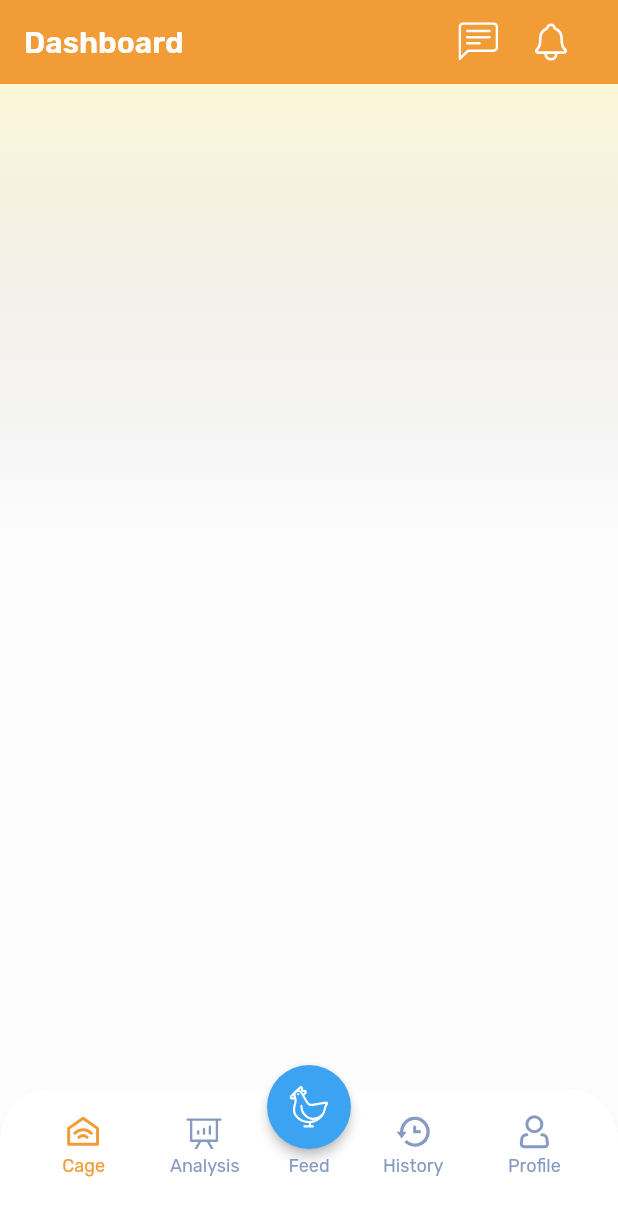
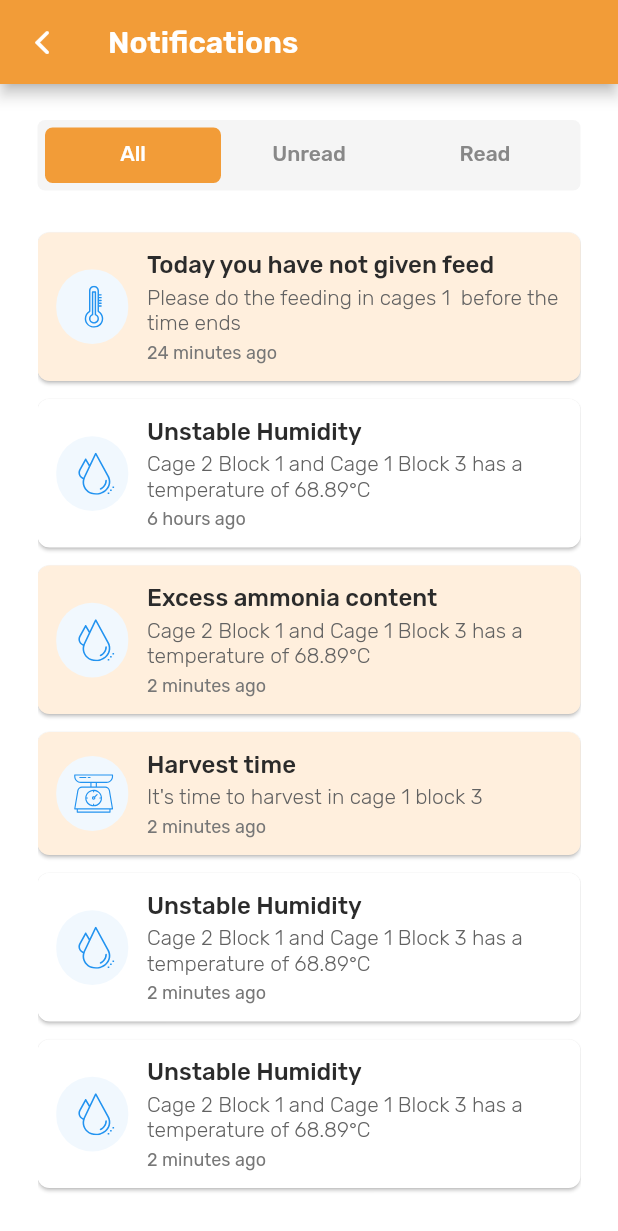
Before and after one commit to daaffalbari/mainchick-mobile, a Flutter app: the screen it shows after launch, after a tap on an icon or button, on a phone screen of 412 x 824 dp. Shown: the top 1231 px of the screen. Run offline on Flutter 3.47's test engine with Material 2 defaults, Android fonts, the phone set to English and light mode, and no system bars; our stand-ins replace dartz, equatable, firebase_core, flutter_svg, get_it, google_fonts and 2 more; accounts and stored records are empty; network calls fail.

Commit message:
feat: notification

```diff
--- a/lib/main.dart
+++ b/lib/main.dart
@@ -2,6 +2,8 @@ import 'package:analysis/presentation/pages/analysis_page.dart';
 import 'package:analysis/presentation/pages/correlation_check_page.dart';
 import 'package:analysis/presentation/pages/solution_page.dart';
 import 'package:cage/domain/entities/cage.dart';
+import 'package:notification/domain/entities/notification.dart'
+    as notificationEntity;
 import 'package:cage/presentation/pages/cage_detail_page.dart';
 import 'package:cage/presentation/pages/cage_list_page.dart';
 import 'package:cage/presentation/provider/cage_block_notifier.dart';
@@ -12,6 +14,8 @@ import 'package:chatbot/presentation/pages/chatbot_page.dart';
 import 'package:chatbot/presentation/provider/chatbot_notifier.dart';
 import 'package:chatbot/presentation/provider/pick_image_notifier.dart';
 import 'package:chatbot/presentation/provider/upload_notifier.dart';
+import 'package:notification/presentation/pages/notification_detail_page.dart';
+import 'package:notification/presentation/pages/notification_page.dart';
 import 'package:core/presentation/pages/home_page.dart';
 import 'package:core/styles/colors.dart';
 import 'package:core/utils/utils.dart';
@@ -119,6 +123,16 @@ class MyApp extends StatelessWidget {
               return MaterialPageRoute(builder: (_) => const ProfilePage());
             case ChatBotPage.routeName:
               return MaterialPageRoute(builder: (_) => const ChatBotPage());
+            case NotificationPage.routeName:
+              return MaterialPageRoute(
+                  builder: (_) => const NotificationPage());
+            case NotificationDetailPage.routeName:
+              final notification =
+                  settings.arguments as notificationEntity.Notification;
+              return MaterialPageRoute(
+                builder: (_) =>
+                    NotificationDetailPage(notification: notification),
+              );
             default:
               return MaterialPageRoute(builder: (_) {
                 return const Scaffold(
--- a/packages/core/lib/presentation/widgets/app_bar_actions.dart
+++ b/packages/core/lib/presentation/widgets/app_bar_actions.dart
@@ -1,4 +1,5 @@
 import 'package:chatbot/presentation/pages/chatbot_page.dart';
+import 'package:notification/presentation/pages/notification_page.dart';
 import 'package:flutter/material.dart';
 import 'package:flutter_svg/flutter_svg.dart';
 
@@ -13,7 +14,9 @@ List<Widget> appBarActions(BuildContext context) {
     Padding(
       padding: const EdgeInsets.only(right: 21),
       child: IconButton(
-        onPressed: () {},
+        onPressed: () {
+          Navigator.pushNamed(context, NotificationPage.routeName);
+        },
         icon: SvgPicture.asset('assets/icons/notification.svg'),
       ),
     ),
--- a/packages/core/pubspec.yaml
+++ b/packages/core/pubspec.yaml
@@ -4,7 +4,7 @@ version: 0.0.1
 publish_to: none
 
 environment:
-  sdk: '>=2.18.6 <3.0.0'
+  sdk: ">=2.18.6 <3.0.0"
   flutter: ">=1.17.0"
 
 dependencies:
@@ -23,6 +23,8 @@ dependencies:
     path: ../profile
   chatbot:
     path: ../chatbot
+  notification:
+    path: ../notification
 
   equatable: ^2.0.5
   flutter_svg: ^1.1.6
--- /dev/null
+++ b/packages/notification/lib/domain/entities/notification.dart
@@ -0,0 +1,33 @@
+import 'package:equatable/equatable.dart';
+
+enum TypeNotification {
+  temperature,
+  humidity,
+  ammonia,
+  chicken,
+}
+
+class Notification extends Equatable {
+  const Notification({
+    required this.type,
+    required this.title,
+    required this.description,
+    required this.createdAt,
+    this.isRead = false,
+  });
+
+  final TypeNotification type;
+  final String title;
+  final String description;
+  final DateTime createdAt;
+  final bool isRead;
+
+  @override
+  List<Object?> get props => [
+        type,
+        title,
+        description,
+        isRead,
+        createdAt,
+      ];
+}
--- /dev/null
+++ b/packages/notification/lib/presentation/pages/notification_page.dart
@@ -0,0 +1,208 @@
+import 'package:core/presentation/widgets/app_bar_leading.dart';
+import 'package:core/presentation/widgets/app_bar_title.dart';
+import 'package:core/styles/colors.dart';
+import 'package:core/utils/constants.dart';
+import 'package:core/presentation/widgets/cutom_tab_bar.dart';
+import 'package:flutter/material.dart';
+import 'package:notification/domain/entities/notification.dart'
+    as notificationEntity;
+import 'package:notification/presentation/widgets/notification_card.dart';
+
+class NotificationPage extends StatefulWidget {
+  const NotificationPage({Key? key}) : super(key: key);
+
+  static const routeName = '/notification';
+
+  @override
+  State<NotificationPage> createState() => _NotificationPageState();
+}
+
+class _NotificationPageState extends State<NotificationPage>
+    with TickerProviderStateMixin {
+  late TabController _tabController;
+
+  static const List<Tab> myTabs = [
+    Tab(text: 'All'),
+    Tab(text: 'Unread'),
+    Tab(text: 'Read'),
+  ];
+
+  final List<notificationEntity.Notification> _notifications = [
+    notificationEntity.Notification(
+      type: notificationEntity.TypeNotification.temperature,
+      title: 'Today you have not given feed',
+      description: 'Please do the feeding in cages 1  before the time ends',
+      createdAt: DateTime.now().subtract(const Duration(minutes: 24)),
+      isRead: true,
+    ),
+    notificationEntity.Notification(
+      type: notificationEntity.TypeNotification.humidity,
+      title: 'Unstable Humidity',
+      description:
+          'Cage 2 Block 1 and Cage 1 Block 3 has a temperature of 68.89°C',
+      createdAt: DateTime.now().subtract(const Duration(hours: 6)),
+    ),
+    notificationEntity.Notification(
+      type: notificationEntity.TypeNotification.humidity,
+      title: 'Excess ammonia content',
+      description:
+          'Cage 2 Block 1 and Cage 1 Block 3 has a temperature of 68.89°C',
+      createdAt: DateTime.now().subtract(const Duration(minutes: 2)),
+      isRead: true,
+    ),
+    notificationEntity.Notification(
+      type: notificationEntity.TypeNotification.chicken,
+      title: 'Harvest time',
+      description: "It's time to harvest in cage 1 block 3",
+      createdAt: DateTime.now().subtract(const Duration(minutes: 2)),
+      isRead: true,
+    ),
+    notificationEntity.Notification(
+      type: notificationEntity.TypeNotification.humidity,
+      title: 'Unstable Humidity',
+      description:
+          'Cage 2 Block 1 and Cage 1 Block 3 has a temperature of 68.89°C',
+      createdAt: DateTime.now().subtract(const Duration(minutes: 2)),
+    ),
+    notificationEntity.Notification(
+      type: notificationEntity.TypeNotification.humidity,
+      title: 'Unstable Humidity',
+      description:
+          'Cage 2 Block 1 and Cage 1 Block 3 has a temperature of 68.89°C',
+      createdAt: DateTime.now().subtract(const Duration(minutes: 2)),
+    ),
+  ];
+
+  final List<notificationEntity.Notification> _unreadNotifications = [
+    notificationEntity.Notification(
+      type: notificationEntity.TypeNotification.humidity,
+      title: 'Unstable Humidity',
+      description:
+          'Cage 2 Block 1 and Cage 1 Block 3 has a temperature of 68.89°C',
+      createdAt: DateTime.now().subtract(const Duration(hours: 6)),
+    ),
+    notificationEntity.Notification(
+      type: notificationEntity.TypeNotification.humidity,
+      title: 'Unstable Humidity',
+      description:
+          'Cage 2 Block 1 and Cage 1 Block 3 has a temperature of 68.89°C',
+      createdAt: DateTime.now().subtract(const Duration(minutes: 2)),
+    ),
+    notificationEntity.Notification(
+      type: notificationEntity.TypeNotification.humidity,
+      title: 'Unstable Humidity',
+      description:
+          'Cage 2 Block 1 and Cage 1 Block 3 has a temperature of 68.89°C',
+      createdAt: DateTime.now().subtract(const Duration(minutes: 2)),
+    ),
+  ];
+
+  final List<notificationEntity.Notification> _readNotifications = [
+    notificationEntity.Notification(
+      type: notificationEntity.TypeNotification.temperature,
+      title: 'Today you have not given feed',
+      description: 'Please do the feeding in cages 1  before the time ends',
+      createdAt: DateTime.now().subtract(const Duration(minutes: 24)),
+      isRead: true,
+    ),
+    notificationEntity.Notification(
+      type: notificationEntity.TypeNotification.humidity,
+      title: 'Excess ammonia content',
+      description:
+          'Cage 2 Block 1 and Cage 1 Block 3 has a temperature of 68.89°C',
+      createdAt: DateTime.now().subtract(const Duration(minutes: 2)),
+      isRead: true,
+    ),
+    notificationEntity.Notification(
+      type: notificationEntity.TypeNotification.chicken,
+      title: 'Harvest time',
+      description: "It's time to harvest in cage 1 block 3",
+      createdAt: DateTime.now().subtract(const Duration(minutes: 2)),
+      isRead: true,
+    ),
+  ];
+
+  @override
+  void initState() {
+    super.initState();
+    _tabController = TabController(
+      length: myTabs.length,
+      vsync: this,
+    );
+  }
+
+  @override
+  void dispose() {
+    _tabController.dispose();
+    super.dispose();
+  }
+
+  @override
+  Widget build(BuildContext context) {
+    return Scaffold(
+        appBar: AppBar(
+          leading: const AppBarLeading(),
+          title: const AppBarTitle(title: 'Notifications'),
+        ),
+        backgroundColor: white,
+        body: SingleChildScrollView(
+          physics: const BouncingScrollPhysics(),
+          padding: const EdgeInsets.only(
+            left: defaultMargin,
+            top: 24,
+            right: defaultMargin,
+          ),
+          child: Column(
+            crossAxisAlignment: CrossAxisAlignment.start,
+            children: [
+              CustomTabBar(
+                controller: _tabController,
+                tabs: myTabs,
+              ),
+              SizedBox(
+                height: MediaQuery.of(context).size.height,
+                child: TabBarView(
+                  physics: const NeverScrollableScrollPhysics(),
+                  controller: _tabController,
+                  children: [
+                    ListView.separated(
+                      padding: const EdgeInsets.only(top: 28),
+                      physics: const NeverScrollableScrollPhysics(),
+                      itemCount: _notifications.length,
+                      itemBuilder: (context, index) {
+                        final notification = _notifications[index];
+                        return NotificationCard(notification);
+                      },
+                      separatorBuilder: (context, index) =>
+                          const SizedBox(height: 12),
+                    ),
+                    ListView.separated(
+                      padding: const EdgeInsets.only(top: 28),
+                      physics: const NeverScrollableScrollPhysics(),
+                      itemCount: _unreadNotifications.length,
+                      itemBuilder: (context, index) {
+                        final notification = _unreadNotifications[index];
+                        return NotificationCard(notification);
+                      },
+                      separatorBuilder: (context, index) =>
+                          const SizedBox(height: 12),
+                    ),
+                    ListView.separated(
+                      padding: const EdgeInsets.only(top: 28),
+                      physics: const NeverScrollableScrollPhysics(),
+                      itemCount: _readNotifications.length,
+                      itemBuilder: (context, index) {
+                        final notification = _readNotifications[index];
+                        return NotificationCard(notification);
+                      },
+                      separatorBuilder: (context, index) =>
+                          const SizedBox(height: 12),
+                    ),
+                  ],
+                ),
+              ),
+            ],
+          ),
+        ));
+  }
+}
--- /dev/null
+++ b/packages/notification/lib/presentation/widgets/notification_card.dart
@@ -0,0 +1,89 @@
+import 'package:core/styles/colors.dart';
+import 'package:flutter/material.dart';
+import 'package:flutter_svg/flutter_svg.dart';
+import 'package:core/styles/text_styles.dart';
+import 'package:core/utils/date_extension.dart';
+import 'package:notification/domain/entities/notification.dart'
+    as notificationEntity;
+import 'package:notification/presentation/pages/notification_detail_page.dart';
+
+class NotificationCard extends StatelessWidget {
+  const NotificationCard(this.notification, {Key? key}) : super(key: key);
+
+  final notificationEntity.Notification notification;
+
+  @override
+  Widget build(BuildContext context) {
+    return Card(
+      color: notification.isRead ? const Color(0xFFFFEFDD) : white,
+      margin: EdgeInsets.zero,
+      shape: RoundedRectangleBorder(
+        borderRadius: BorderRadius.circular(8),
+      ),
+      child: InkWell(
+        onTap: () {
+          Navigator.pushNamed(
+            context,
+            NotificationDetailPage.routeName,
+            arguments: notification,
+          );
+        },
+        borderRadius: BorderRadius.circular(8),
+        child: Padding(
+          padding: const EdgeInsets.all(12),
+          child: Row(
+            crossAxisAlignment: CrossAxisAlignment.center,
+            children: [
+              SvgPicture.asset(
+                notification.type ==
+                        notificationEntity.TypeNotification.temperature
+                    ? "assets/icons/temperature.svg"
+                    : notification.type ==
+                            notificationEntity.TypeNotification.humidity
+                        ? "assets/icons/humidity.svg"
+                        : notification.type ==
+                                notificationEntity.TypeNotification.ammonia
+                            ? "assets/icons/ammonia.svg"
+                            : "assets/icons/chicken_weight.svg",
+              ),
+              const SizedBox(width: 12),
+              Column(
+                crossAxisAlignment: CrossAxisAlignment.start,
+                children: [
+                  Text(
+                    notification.title,
+                    style: TextStyle(
+                      color: black,
+                      fontFamily: medium,
+                      fontSize: 16,
+                    ),
+                  ),
+                  const SizedBox(height: 4),
+                  SizedBox(
+                    width: MediaQuery.of(context).size.width - 135,
+                    child: Text(
+                      notification.description,
+                      style: const TextStyle(
+                        color: Color(0xFF626262),
+                        fontFamily: light,
+                        fontSize: kBodyMedium,
+                      ),
+                    ),
+                  ),
+                  const SizedBox(height: 4),
+                  Text(
+                    notification.createdAt.timeAgo,
+                    style: const TextStyle(
+                      color: Color(0xFF777777),
+                      fontSize: kBodySmall,
+                    ),
+                  ),
+                ],
+              ),
+            ],
+          ),
+        ),
+      ),
+    );
+  }
+}
--- a/pubspec.yaml
+++ b/pubspec.yaml
@@ -24,6 +24,8 @@ dependencies:
     path: ../mainchick-mobile/packages/profile
   chatbot:
     path: ../mainchick-mobile/packages/chatbot
+  notification:
+    path: ../mainchick-mobile/packages/notification
 
   cupertino_icons: ^1.0.2
   get_it: ^7.2.0
```
Also changed, not shown: packages/notification/lib/presentation/pages/notification_detail_page.dart (added, +140 -0 lines), pubspec.lock.
